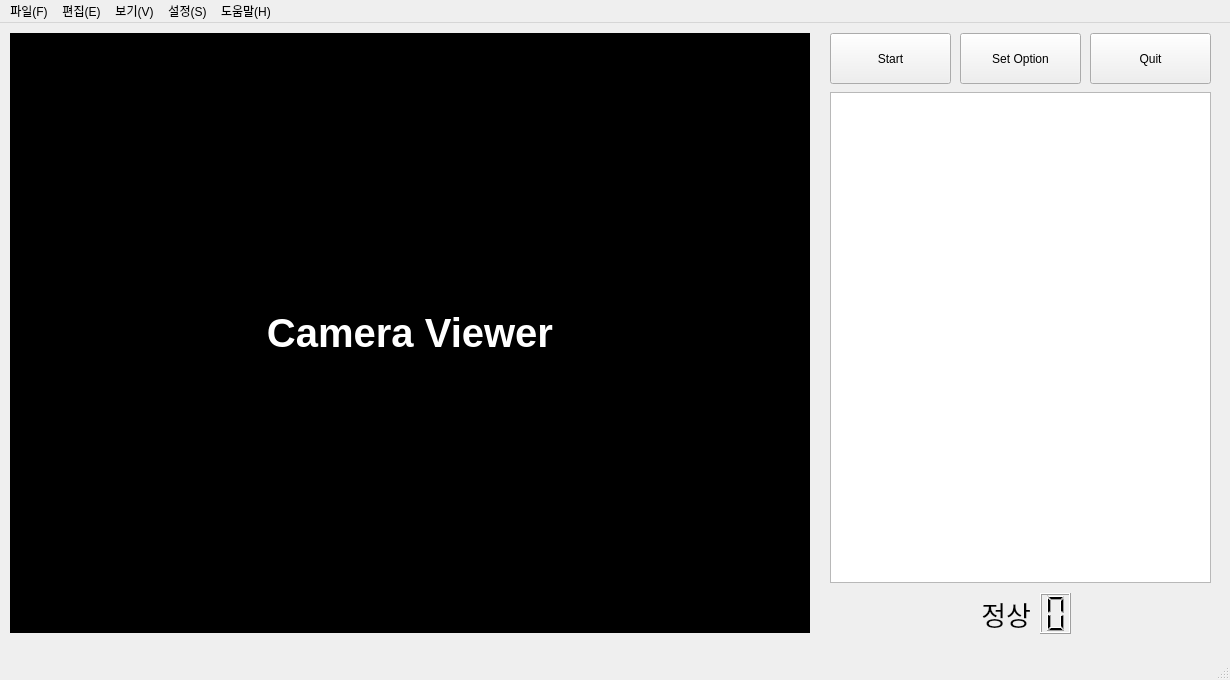
This is main.ui in synml/motion-detector as Qt 5 draws it before an edit. The edited form follows.
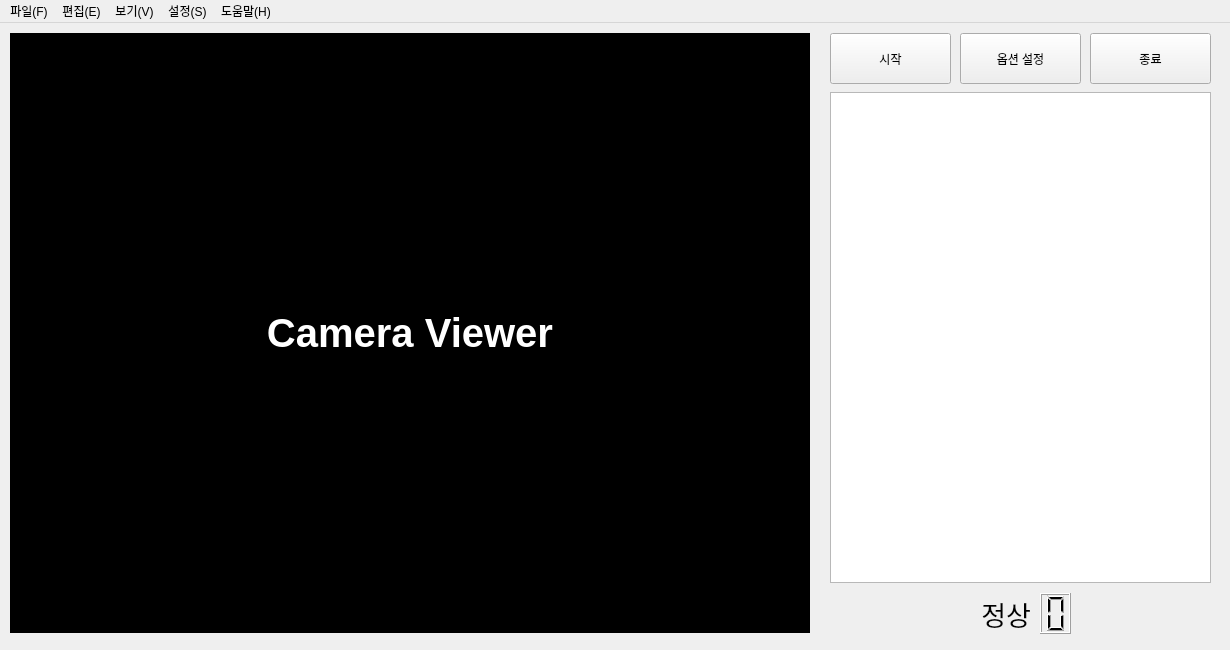
This is the edited form. Icons and pictures are not drawn.

Commit message: ui: 상태바 삭제

Patch:
```diff
--- a/main.ui
+++ b/main.ui
@@ -7,19 +7,19 @@
     <x>0</x>
     <y>0</y>
     <width>1230</width>
-    <height>680</height>
+    <height>650</height>
    </rect>
   </property>
   <property name="minimumSize">
    <size>
     <width>1230</width>
-    <height>680</height>
+    <height>650</height>
    </size>
   </property>
   <property name="maximumSize">
    <size>
     <width>1230</width>
-    <height>680</height>
+    <height>650</height>
    </size>
   </property>
   <property name="windowTitle">
@@ -40,7 +40,7 @@
      </rect>
     </property>
     <property name="text">
-     <string>Start</string>
+     <string>시작</string>
     </property>
    </widget>
    <widget class="QLabel" name="label">
@@ -91,7 +91,7 @@
      </rect>
     </property>
     <property name="text">
-     <string>Quit</string>
+     <string>종료</string>
     </property>
    </widget>
    <widget class="QPushButton" name="setOptionButton">
@@ -104,7 +104,7 @@
      </rect>
     </property>
     <property name="text">
-     <string>Set Option</string>
+     <string>옵션 설정</string>
     </property>
    </widget>
    <widget class="QLCDNumber" name="idleTimeLcd">
@@ -188,7 +188,6 @@
    <addaction name="menuSetting"/>
    <addaction name="menuHelp"/>
   </widget>
-  <widget class="QStatusBar" name="statusbar"/>
   <action name="actionQuit">
    <property name="icon">
     <iconset>
```
The commit also changes 1 other file.
